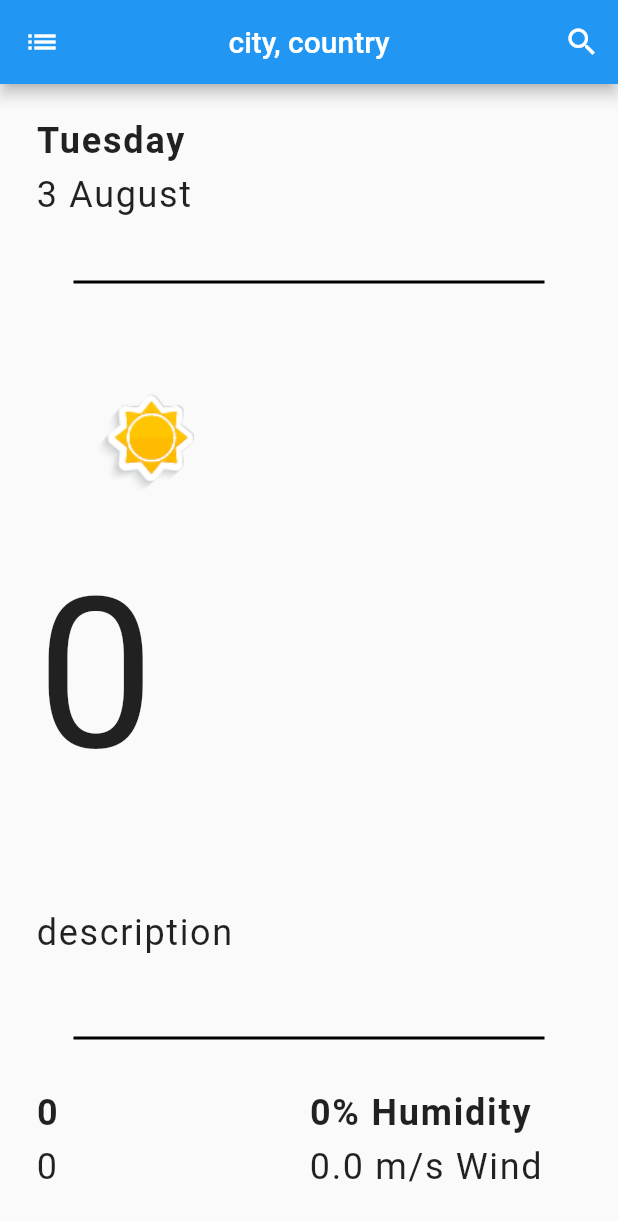
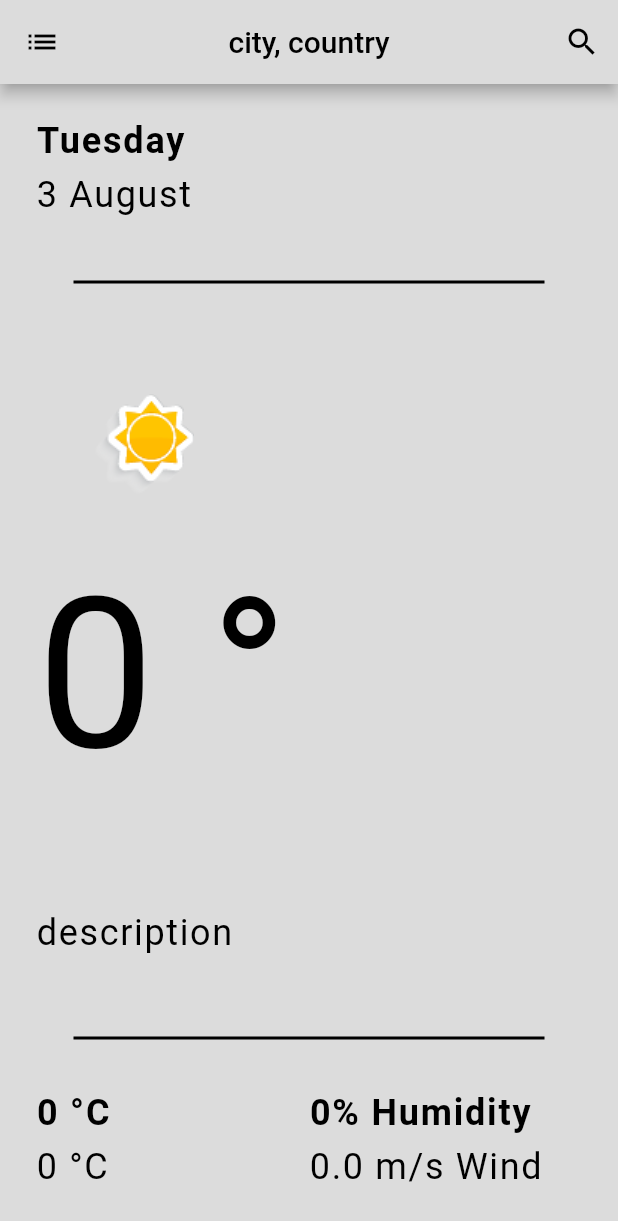
Before and after one commit to quydn720/weather-flutter, a Flutter app: the screen it shows after launch, after a tap on the "list" icon, on a phone screen of 412 x 824 dp. Shown: the top 1221 px of the screen. Run offline on Flutter 3.47's test engine with Material 2 defaults, Android fonts, the phone set to English and light mode, and no system bars; our stand-ins replace geolocator.

Commit message:
Change theme when day/night, sunny/rainy

```diff
--- a/lib/screens/home_screen.dart
+++ b/lib/screens/home_screen.dart
@@ -27,7 +27,8 @@ class _HomeScreenState extends State<HomeScreen> {
   late String icon;
   late String weekday;
   late String dayMonth;
-
+  late Color textColor;
+  late Color backgroundColor;
   @override
   void initState() {
     super.initState();
@@ -42,9 +43,9 @@ class _HomeScreenState extends State<HomeScreen> {
       description = weather.description;
       humidity = weather.humidity;
       icon = weather.icon;
-      maxTemp = weather.maxTemperature;
-      minTemp = weather.minTemperature;
-      temp = weather.temperature;
+      maxTemp = '${weather.maxTemperature.toString()} °C';
+      minTemp = '${weather.minTemperature.toString()} °C';
+      temp = '${weather.temperature.toString()} °';
       windSpeed = weather.windSpeed;
       DateTime date = DateTime.now();
 
@@ -53,25 +54,37 @@ class _HomeScreenState extends State<HomeScreen> {
           .addPattern(DateFormat.DAY)
           .addPattern(DateFormat.MONTH)
           .format(date);
+      bool isNight = (DateTime.fromMicrosecondsSinceEpoch(weather.dt * 1000000)
+              .toUtc()
+              .hour >
+          12);
+      bool isSunny = (weather.temperature > 25);
+      textColor = isNight ? Colors.white : Colors.black;
+      backgroundColor =
+          isNight ? kNightColor : (isSunny ? kSunnyColor : kRainyColor);
     });
   }
 
   @override
   Widget build(BuildContext context) {
-    return Scaffold(
+    return MaterialApp(
+      home: Scaffold(
+          backgroundColor: backgroundColor,
           resizeToAvoidBottomInset: false,
           appBar: AppBar(
+            backgroundColor: backgroundColor,
             leading: IconButton(
-            icon: Icon(Icons.list),
+              icon: Icon(Icons.list, color: textColor),
               onPressed: () {},
             ),
             centerTitle: true,
             title: Text(
               '$city, $country',
+              style: TextStyle().copyWith(color: textColor),
             ),
             actions: [
               IconButton(
-              icon: Icon(Icons.search),
+                icon: Icon(Icons.search, color: textColor),
                 onPressed: () async {
                   var city = await Navigator.push(
                     context,
@@ -101,14 +114,14 @@ class _HomeScreenState extends State<HomeScreen> {
                           flex: 1,
                           child: Text(
                             weekday,
-                          style: kBoldTextStyle,
+                            style: kBoldTextStyle.copyWith(color: textColor),
                           ),
                         ),
                         Expanded(
                           flex: 1,
                           child: Text(
                             dayMonth,
-                          style: kTextStyle,
+                            style: kTextStyle.copyWith(color: textColor),
                           ),
                         ),
                       ],
@@ -134,13 +147,14 @@ class _HomeScreenState extends State<HomeScreen> {
                             temp.toString(),
                             style: kTextStyle.copyWith(
                               fontSize: kTextSizeLarge,
+                              color: textColor,
                             ),
                           ),
                         ),
                         Expanded(
                           child: Text(
                             description,
-                          style: kTextStyle,
+                            style: kTextStyle.copyWith(color: textColor),
                           ),
                         ),
                       ],
@@ -164,14 +178,14 @@ class _HomeScreenState extends State<HomeScreen> {
                               Expanded(
                                 child: Text(
                                   maxTemp,
-                                style: kBoldTextStyle,
+                                  style:
+                                      kBoldTextStyle.copyWith(color: textColor),
                                 ),
                               ),
                               Expanded(
-                              child: Text(
-                                minTemp,
-                                style: kTextStyle,
-                              ),
+                                child: Text(minTemp,
+                                    style:
+                                        kTextStyle.copyWith(color: textColor)),
                               ),
                             ],
                           ),
@@ -189,13 +203,14 @@ class _HomeScreenState extends State<HomeScreen> {
                               Expanded(
                                 child: Text(
                                   '${humidity.toString()}% Humidity',
-                                style: kBoldTextStyle,
+                                  style:
+                                      kBoldTextStyle.copyWith(color: textColor),
                                 ),
                               ),
                               Expanded(
                                 child: Text(
                                   '${windSpeed.toString()} m/s Wind',
-                                style: kTextStyle,
+                                  style: kTextStyle.copyWith(color: textColor),
                                 ),
                               ),
                             ],
@@ -207,7 +222,8 @@ class _HomeScreenState extends State<HomeScreen> {
                 ],
               ),
             ),
-        ));
+          )),
+    );
   }
 
   Image getIconFromNetwork(String icon) {
@@ -216,16 +232,3 @@ class _HomeScreenState extends State<HomeScreen> {
         : Image.network('http://openweathermap.org/img/wn/$icon@2x.png');
   }
 }
-
-class TwoHeaderWidget extends StatelessWidget {
-  final List<Widget> children;
-
-  TwoHeaderWidget({required this.children});
-  @override
-  Widget build(BuildContext context) {
-    return Column(
-      crossAxisAlignment: CrossAxisAlignment.start,
-      children: children,
-    );
-  }
-}
--- a/lib/screens/search_screen.dart
+++ b/lib/screens/search_screen.dart
@@ -22,7 +22,7 @@ class _SearchScreenState extends State<SearchScreen> {
               decoration: InputDecoration(
                 hintText: 'Enter city name',
               ),
-              style: kTextStyle,
+              style: kTextStyle.copyWith(color: Colors.black),
               onChanged: (input) {
                 setState(() {
                   cityName = input;
--- a/lib/services/constants.dart
+++ b/lib/services/constants.dart
@@ -6,6 +6,12 @@ const String openWeatherMapUri = 'api.openweathermap.org/data/2.5/weather';
 const TextStyle kTextStyle = TextStyle(
   fontSize: 24.0,
   letterSpacing: 1.1,
+  color: Colors.white,
+);
+const TextStyle kDayTextStyle = TextStyle(
+  fontSize: 24.0,
+  letterSpacing: 1.1,
+  color: Colors.black,
 );
 const TextStyle kBoldTextStyle = TextStyle(
   fontSize: 24.0,
@@ -15,13 +21,15 @@ const TextStyle kBoldTextStyle = TextStyle(
 const double kTextSizeLarge = 140.0;
 const Color kRainyColor = Color(0xffDCDCDC);
 const Color kSunnyColor = Color(0xffFFD500);
+const Color kNightColor = Color(0xff010032);
 const WeatherModel errorWeather = WeatherModel(
     icon: 'icon',
-    temperature: '0',
+    temperature: 0,
     country: 'country',
     city: 'city',
     windSpeed: 0,
     humidity: 0,
     description: 'description',
-    maxTemperature: '0',
-    minTemperature: '0');
+    maxTemperature: 0,
+    minTemperature: 0,
+    dt: 0);
--- a/lib/services/weather.dart
+++ b/lib/services/weather.dart
@@ -22,15 +22,16 @@ class WeatherService {
 }
 
 class WeatherModel {
-  final String temperature;
-  final String minTemperature;
-  final String maxTemperature;
+  final int temperature;
+  final int minTemperature;
+  final int maxTemperature;
   final double windSpeed;
   final int humidity;
   final String country;
   final String city;
   final String description;
   final String icon;
+  final int dt;
 
   const WeatherModel({
     required this.icon,
@@ -42,6 +43,7 @@ class WeatherModel {
     required this.description,
     required this.maxTemperature,
     required this.minTemperature,
+    required this.dt,
   });
 
   static WeatherModel fromJson(dynamic data) {
@@ -59,17 +61,19 @@ class WeatherModel {
       String city = data['name'];
       String desc = data['weather'][0]['description'];
       String icon = data['weather'][0]['icon'];
+      int dt = data['dt'];
 
       return WeatherModel(
         icon: icon,
-        temperature: temperature.toString() + '°',
+        temperature: temperature,
         country: country,
         city: city,
         windSpeed: windSpeed,
         humidity: humidity,
         description: desc,
-        maxTemperature: maxTemperature.toString() + '°C',
-        minTemperature: minTemperature.toString() + '°C',
+        maxTemperature: maxTemperature,
+        minTemperature: minTemperature,
+        dt: dt,
       );
     } catch (e) {
       return errorWeather;
```
Lines whose indentation alone changed are shown as unchanged.
